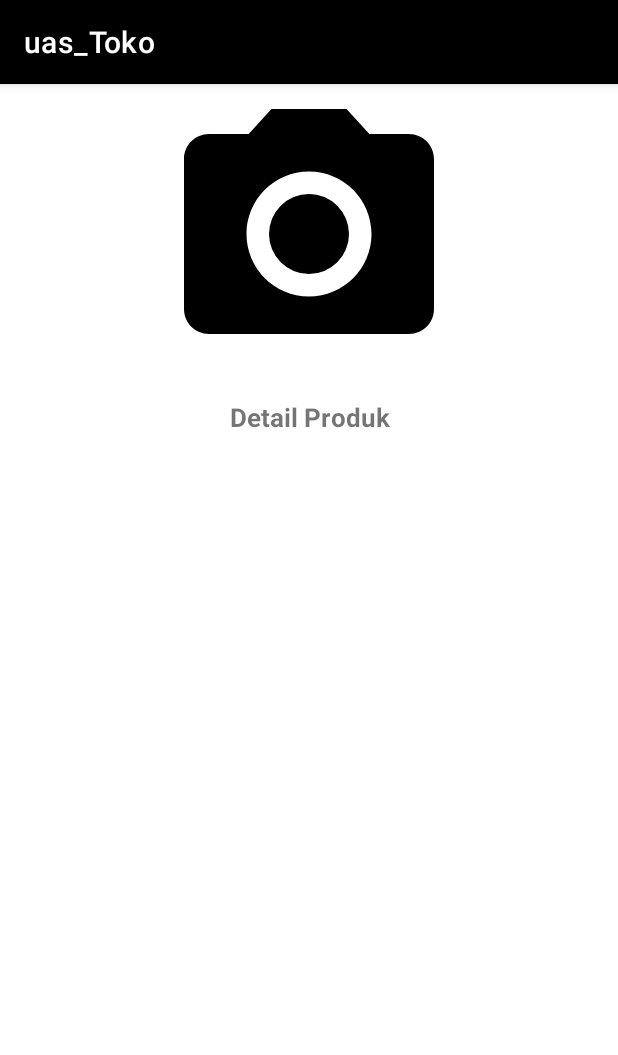
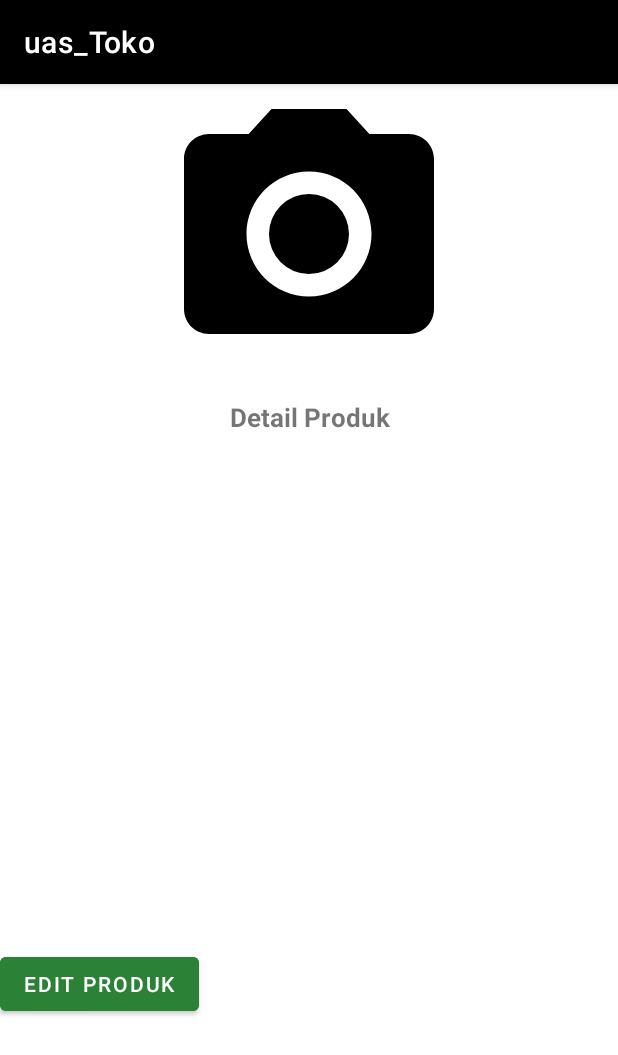
Before and after one commit to BrilyanSuherman/uas_Toko, an Android app: the ProdukDetailActivity screen opened directly, with no data from a screen before it, on a phone screen of 412 x 824 dp. Shown: the top 1055 px of the screen. Run offline under Robolectric (Android 15) with nearby library versions, the phone set to English and light mode, and no system bars; our stand-ins replace Firebase (no records; nobody signed in at launch, a user with empty details on screens opened directly); 5 statements that could not run were skipped.

Commit message:
edit produk  detail

```diff
--- a/app/src/main/java/com/example/uas_toko/produk/ProdukDetailActivity.kt
+++ b/app/src/main/java/com/example/uas_toko/produk/ProdukDetailActivity.kt
@@ -1,8 +1,8 @@
 package com.example.uas_toko.produk
 
+import android.content.Intent
 import android.graphics.BitmapFactory
 import android.os.Bundle
-import android.os.PersistableBundle
 import android.util.Log
 import androidx.appcompat.app.AppCompatActivity
 import com.example.uas_toko.databinding.ActivityDetailBinding
@@ -15,47 +15,51 @@ class ProdukDetailActivity : AppCompatActivity () {
     private lateinit var binding: ActivityDetailBinding
     private val db = FirebaseFirestore.getInstance()
 
-
     override fun onCreate(savedInstanceState: Bundle?) {
         super.onCreate(savedInstanceState)
 
         binding = ActivityDetailBinding.inflate(layoutInflater)
         setContentView(binding.root)
-        val (curr_produk) = setDefaultValue()
 
+        val produk = setDefaultValue()
         showFoto()
+
+        binding.btnEditProduk.setOnClickListener {
+            val intent = Intent(this, EditProdukDetailActivity::class.java)
+            intent.putExtra("kode", produk.kode)
+            intent.putExtra("namaproduk", produk.namaproduk)
+            intent.putExtra("harga", produk.harga)
+            startActivity(intent)
+        }
     }
 
-    fun setDefaultValue(): Array<Any> {
+
+    fun setDefaultValue(): Produk {
         val intent = intent
         val kode = intent.getStringExtra("kode").toString()
         val namaproduk = intent.getStringExtra("namaproduk").toString()
         val harga = intent.getStringExtra("harga").toString()
 
-
         binding.TVLkode.setText(kode)
         binding.TVLNamaProduk.setText(namaproduk)
         binding.TVLHarga.setText(harga)
 
-        val curr_produk = Produk(kode, namaproduk, harga)
-        return arrayOf(curr_produk)
-
+        return Produk(kode, namaproduk, harga)
     }
 
-    fun showFoto(){
+
+    fun showFoto() {
         val intent = intent
         val kode = intent.getStringExtra("kode").toString()
         val namaproduk = intent.getStringExtra("namaproduk").toString()
-
 
         val storageRef = FirebaseStorage.getInstance().reference.child("img_produk/${kode}_${namaproduk}.jpg")
         val localfile = File.createTempFile("tempImage", "jpg")
         storageRef.getFile(localfile).addOnSuccessListener {
             val bitmap = BitmapFactory.decodeFile(localfile.absolutePath)
             binding.IMLGambarMakanan.setImageBitmap(bitmap)
-        }.addOnFailureListener{
+        }.addOnFailureListener {
             Log.e("foto ?", "gagal")
         }
-
     }
 }
--- a/app/src/main/res/layout/activity_detail.xml
+++ b/app/src/main/res/layout/activity_detail.xml
@@ -110,6 +110,20 @@
 
 <!--        </com.google.android.material.textfield.TextInputLayout>-->
 
+        <!-- Add the button to navigate to EditProdukDetailActivity -->
+        <Button
+            android:id="@+id/btnEditProduk"
+            android:layout_width="wrap_content"
+            android:layout_height="wrap_content"
+            android:text="Edit Produk"
+            android:layout_below="@id/TVLHarga"
+            android:layout_centerHorizontal="true"
+            android:layout_marginTop="20dp"
+            android:backgroundTint="#2b8236"
+            android:textColor="#fff" />
+
     </LinearLayout>
 
+
+
 </RelativeLayout>
```
Also changed, not shown: app/src/main/AndroidManifest.xml (+14 -8 lines), app/src/main/java/com/example/uas_toko/produk/EditProdukDetailActivity.kt (added, +64 -0 lines), app/src/main/res/layout/activity_edit_produk_detail.xml (added, +105 -0 lines).
